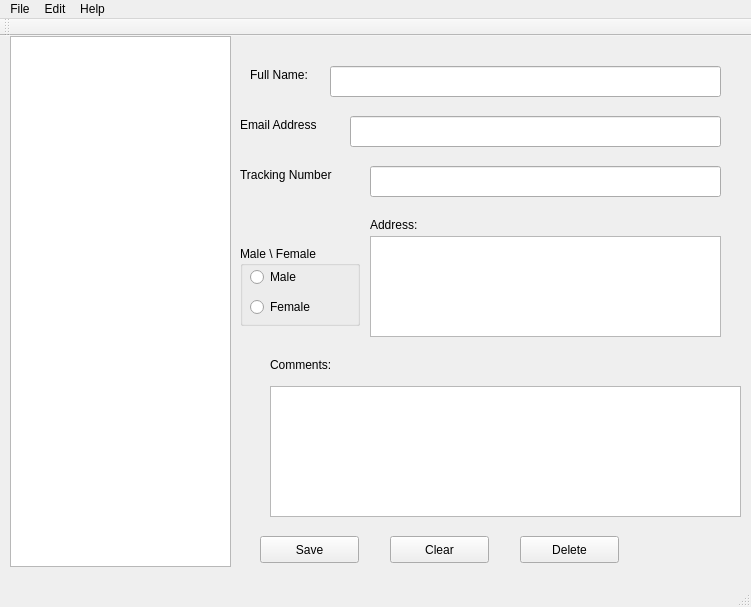
dkreider/people-tracker, file PeopleTracker/peopletracker.ui: the form before one commit.
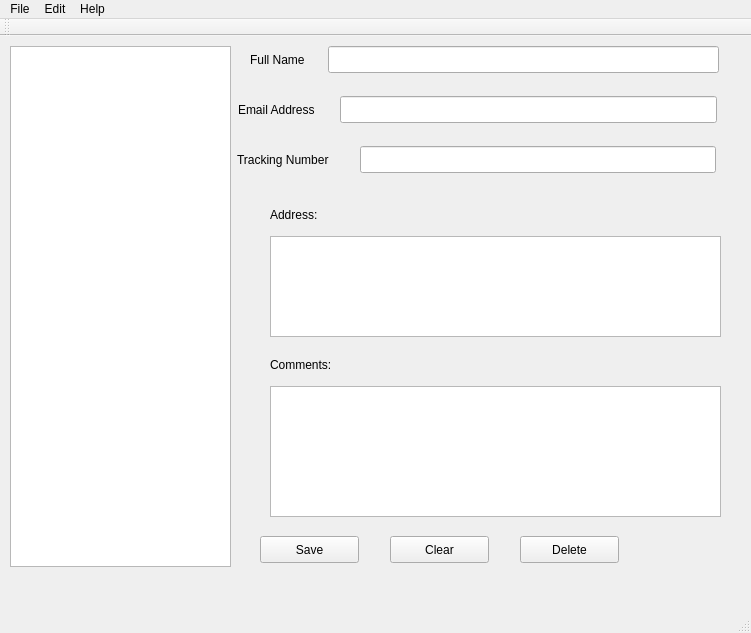
The form after the commit. Icons and pictures are not drawn.

Diff of the .ui file:
```diff
--- a/PeopleTracker/peopletracker.ui
+++ b/PeopleTracker/peopletracker.ui
@@ -7,7 +7,7 @@
     <x>0</x>
     <y>0</y>
     <width>751</width>
-    <height>607</height>
+    <height>633</height>
    </rect>
   </property>
   <property name="windowTitle">
@@ -25,19 +25,19 @@
     <property name="geometry">
      <rect>
       <x>10</x>
-      <y>0</y>
+      <y>10</y>
       <width>221</width>
-      <height>531</height>
+      <height>521</height>
      </rect>
     </property>
    </widget>
    <widget class="QLineEdit" name="nameEdit">
     <property name="geometry">
      <rect>
-      <x>330</x>
-      <y>30</y>
+      <x>328</x>
+      <y>10</y>
       <width>391</width>
-      <height>31</height>
+      <height>27</height>
      </rect>
     </property>
    </widget>
@@ -45,67 +45,54 @@
     <property name="geometry">
      <rect>
       <x>250</x>
-      <y>30</y>
-      <width>67</width>
-      <height>17</height>
+      <y>10</y>
+      <width>72</width>
+      <height>27</height>
      </rect>
     </property>
     <property name="text">
-     <string>Full Name:</string>
+     <string>Full Name</string>
     </property>
    </widget>
    <widget class="QLineEdit" name="emailEdit">
     <property name="geometry">
      <rect>
-      <x>350</x>
-      <y>80</y>
-      <width>371</width>
-      <height>31</height>
+      <x>340</x>
+      <y>60</y>
+      <width>377</width>
+      <height>27</height>
      </rect>
     </property>
    </widget>
    <widget class="QLineEdit" name="trackingEdit">
     <property name="geometry">
      <rect>
-      <x>370</x>
-      <y>130</y>
-      <width>351</width>
-      <height>31</height>
+      <x>360</x>
+      <y>110</y>
+      <width>356</width>
+      <height>27</height>
      </rect>
     </property>
    </widget>
    <widget class="QLabel" name="emailLabel">
     <property name="geometry">
      <rect>
-      <x>240</x>
-      <y>80</y>
-      <width>101</width>
-      <height>17</height>
+      <x>238</x>
+      <y>60</y>
+      <width>96</width>
+      <height>27</height>
      </rect>
     </property>
     <property name="text">
      <string>Email Address</string>
     </property>
    </widget>
-   <widget class="QLabel" name="trackingLabel">
-    <property name="geometry">
-     <rect>
-      <x>240</x>
-      <y>130</y>
-      <width>121</width>
-      <height>17</height>
-     </rect>
-    </property>
-    <property name="text">
-     <string>Tracking Number</string>
-    </property>
-   </widget>
    <widget class="QTextEdit" name="commentsEdit">
     <property name="geometry">
      <rect>
       <x>270</x>
       <y>350</y>
-      <width>471</width>
+      <width>451</width>
       <height>131</height>
      </rect>
     </property>
@@ -174,51 +161,12 @@
      <string>Delete</string>
     </property>
    </widget>
-   <widget class="QGroupBox" name="groupBox">
-    <property name="geometry">
-     <rect>
-      <x>240</x>
-      <y>210</y>
-      <width>120</width>
-      <height>80</height>
-     </rect>
-    </property>
-    <property name="title">
-     <string>Male \ Female</string>
-    </property>
-    <widget class="QRadioButton" name="maleRadio">
-     <property name="geometry">
-      <rect>
-       <x>10</x>
-       <y>20</y>
-       <width>81</width>
-       <height>22</height>
-      </rect>
-     </property>
-     <property name="text">
-      <string>Male</string>
-     </property>
-    </widget>
-    <widget class="QRadioButton" name="femaleRadio">
-     <property name="geometry">
-      <rect>
-       <x>10</x>
-       <y>50</y>
-       <width>81</width>
-       <height>22</height>
-      </rect>
-     </property>
-     <property name="text">
-      <string>Female</string>
-     </property>
-    </widget>
-   </widget>
    <widget class="QTextEdit" name="addressEdit">
     <property name="geometry">
      <rect>
-      <x>370</x>
+      <x>270</x>
       <y>200</y>
-      <width>351</width>
+      <width>451</width>
       <height>101</height>
      </rect>
     </property>
@@ -226,8 +174,8 @@
    <widget class="QLabel" name="label">
     <property name="geometry">
      <rect>
-      <x>370</x>
-      <y>180</y>
+      <x>270</x>
+      <y>170</y>
       <width>67</width>
       <height>17</height>
      </rect>
@@ -236,6 +184,40 @@
      <string>Address:</string>
     </property>
    </widget>
+   <widget class="QLabel" name="trackingLabel">
+    <property name="geometry">
+     <rect>
+      <x>237</x>
+      <y>110</y>
+      <width>117</width>
+      <height>27</height>
+     </rect>
+    </property>
+    <property name="text">
+     <string>Tracking Number</string>
+    </property>
+   </widget>
+   <zorder>listView</zorder>
+   <zorder>nameEdit</zorder>
+   <zorder>nameLabel</zorder>
+   <zorder>emailEdit</zorder>
+   <zorder>trackingEdit</zorder>
+   <zorder>emailLabel</zorder>
+   <zorder>trackingLabel</zorder>
+   <zorder>commentsEdit</zorder>
+   <zorder>commentsLabel</zorder>
+   <zorder>saveButton</zorder>
+   <zorder>clearButton</zorder>
+   <zorder>deleteButton</zorder>
+   <zorder>addressEdit</zorder>
+   <zorder>label</zorder>
+   <zorder>nameEdit</zorder>
+   <zorder>nameLabel</zorder>
+   <zorder>emailEdit</zorder>
+   <zorder>emailLabel</zorder>
+   <zorder>trackingLabel</zorder>
+   <zorder>trackingEdit</zorder>
+   <zorder>trackingLabel</zorder>
   </widget>
   <widget class="QMenuBar" name="menuBar">
    <property name="geometry">
```
Left out of the diff: 5 changed lines with no effect on the pictures.
